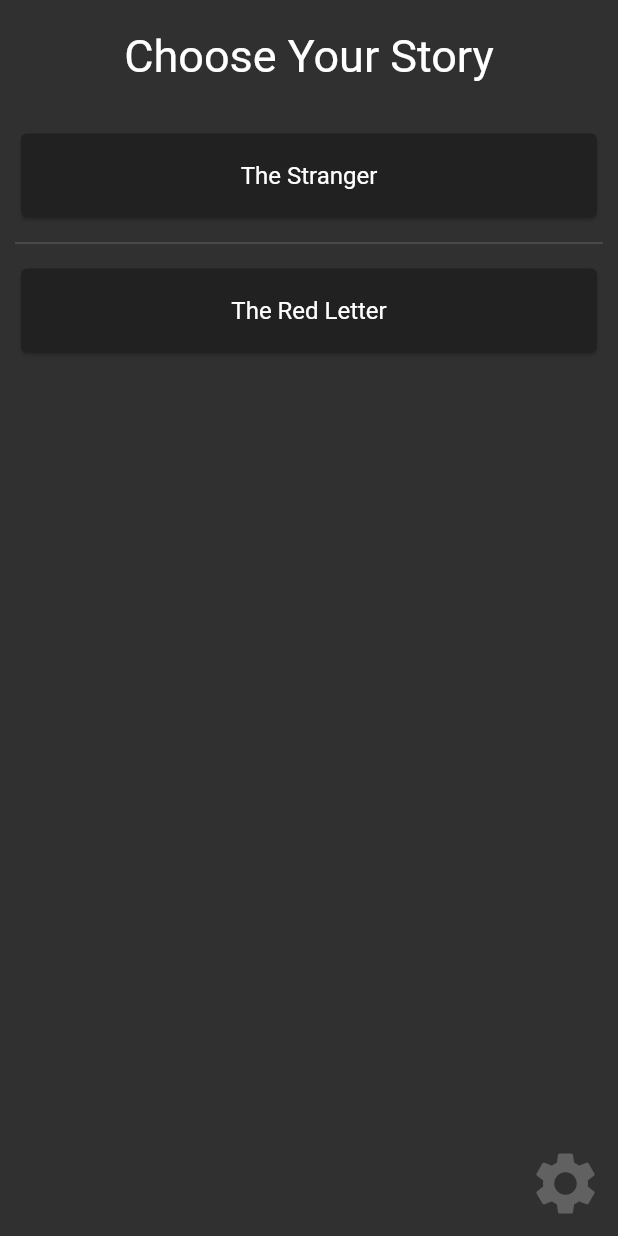
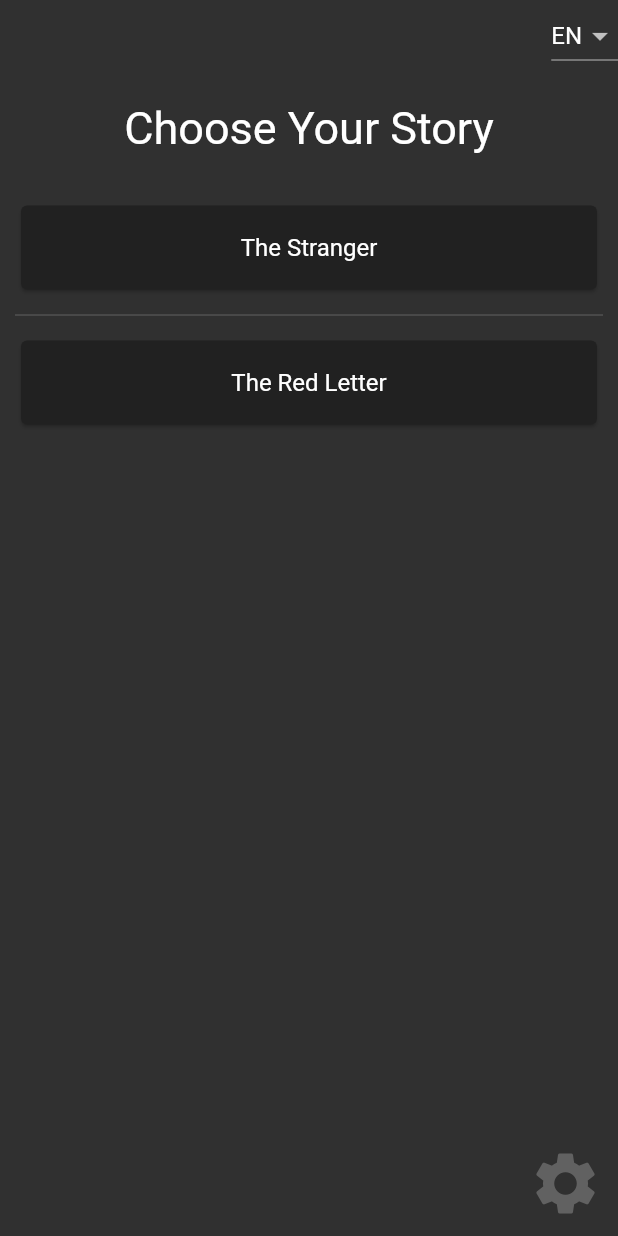
Before and after one commit to saileshbro/Your-Destiny, a Flutter app: the screen it shows after launch, on a phone screen of 412 x 824 dp. Run offline on Flutter 3.47's test engine with Material 2 defaults, Android fonts, the phone set to English and light mode, and no system bars; our stand-ins replace easy_localization.

Commit message:
Added a button to change languages.

```diff
--- a/lib/menu_page.dart
+++ b/lib/menu_page.dart
@@ -12,6 +12,10 @@ class MenuPage extends StatelessWidget {
       child: Column(
         crossAxisAlignment: CrossAxisAlignment.center,
         children: [
+          Align(
+            alignment: Alignment.centerRight,
+            child: LanguageChangeButton(),
+          ),
           SizedBox(
             height: 20,
           ),
@@ -36,6 +40,22 @@ class MenuPage extends StatelessWidget {
     ));
   }
 }
+
+// Added a button to change languages - Tragikomedes
+class LanguageChangeButton extends StatelessWidget {
+
+  @override
+  Widget build(BuildContext context) {
+    return DropdownButton(
+      value: context.locale,
+        onChanged: (newLocale) {
+        context.locale = newLocale;
+        },
+    items: context.supportedLocales.map((locale) => DropdownMenuItem(value: locale, child: Text(locale.languageCode.toUpperCase()))).toList(),);
+  }
+}
+
+
 
 class StoryList extends StatelessWidget {
   @override
```
